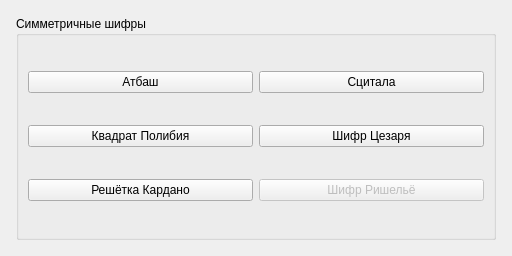
LancerRevX/cryptography, file gui/mainwindow.ui: the form before one commit.
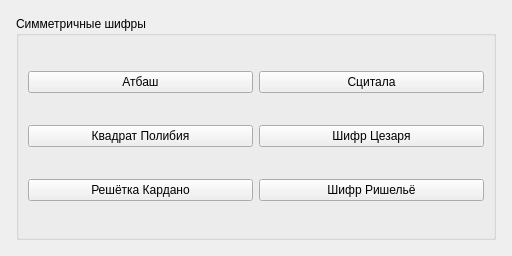
The form after the commit.

Diff of the .ui file:
```diff
--- a/gui/mainwindow.ui
+++ b/gui/mainwindow.ui
@@ -124,9 +124,6 @@
        </item>
        <item row="2" column="1">
         <widget class="QPushButton" name="richelieuButton">
-         <property name="enabled">
-          <bool>false</bool>
-         </property>
          <property name="text">
           <string>Шифр Ришельё</string>
          </property>
```
